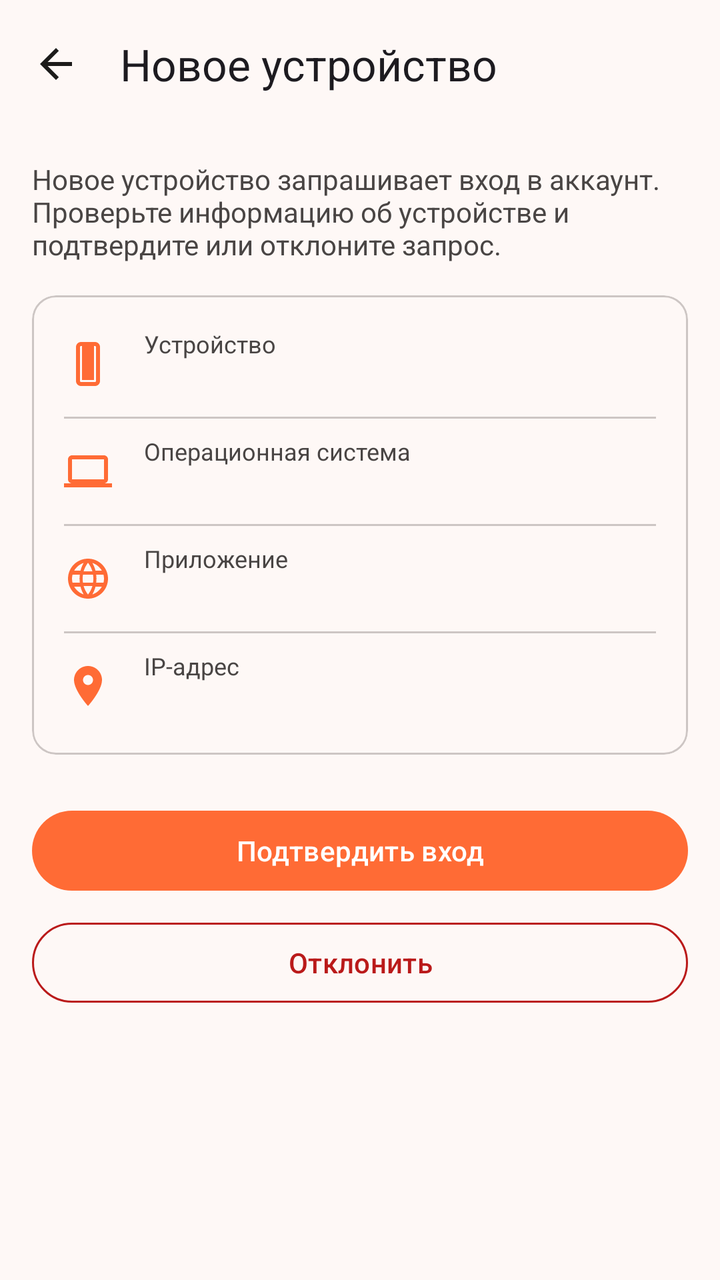
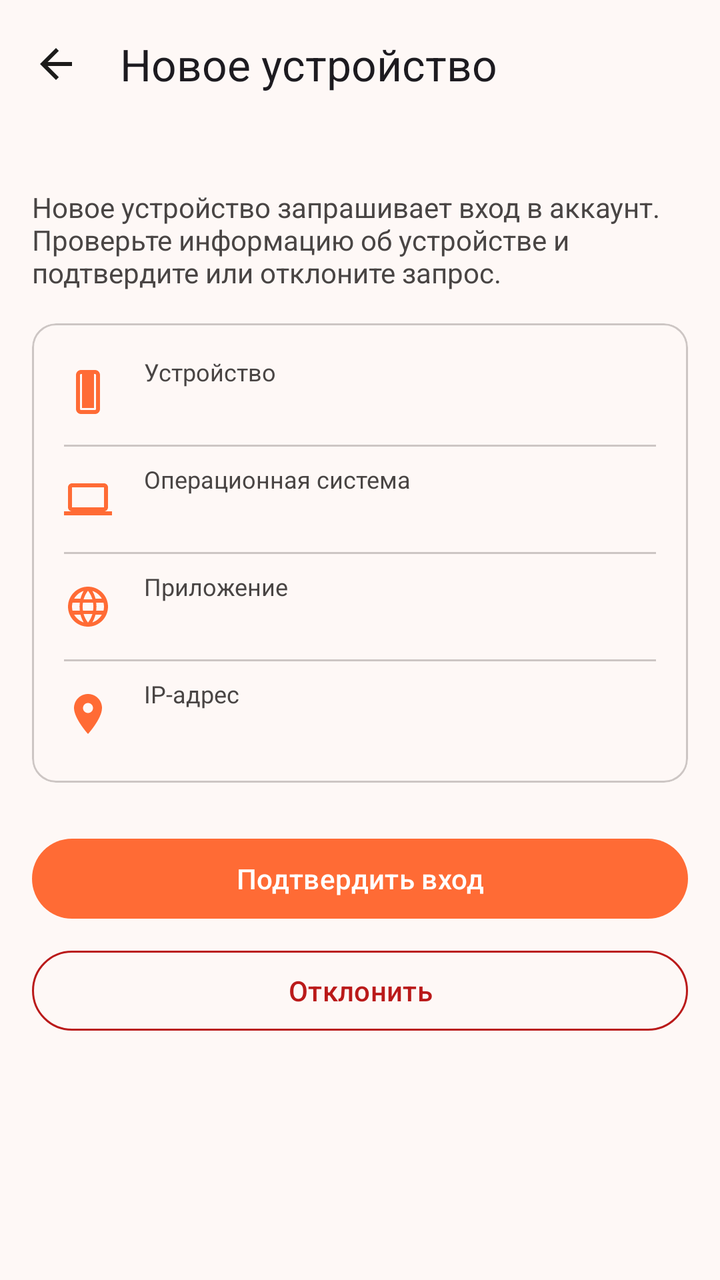

The first picture is an Android layout as it rendered before a commit; the second is the same layout after the commit. The layout source and the unified diff follow.
<!-- AndroidManifest.xml: activity theme Theme.BarkfluffClientAndroid -->
<!-- res/layout/activity_fast_auth_confirm.xml -->
<?xml version="1.0" encoding="utf-8"?>
<androidx.coordinatorlayout.widget.CoordinatorLayout
    xmlns:android="http://schemas.android.com/apk/res/android"
    xmlns:app="http://schemas.android.com/apk/res-auto"
    android:layout_width="match_parent"
    android:layout_height="match_parent">

    <com.google.android.material.appbar.AppBarLayout
        android:layout_width="match_parent"
        android:layout_height="wrap_content">

        <com.google.android.material.appbar.MaterialToolbar
            android:id="@+id/toolbar"
            android:layout_width="match_parent"
            android:layout_height="?attr/actionBarSize"
            app:title="Новое устройство"
            app:navigationIcon="@drawable/ic_arrow_back" />

    </com.google.android.material.appbar.AppBarLayout>

    <androidx.core.widget.NestedScrollView
        android:layout_width="match_parent"
        android:layout_height="match_parent"
        app:layout_behavior="@string/appbar_scrolling_view_behavior">

        <LinearLayout
            android:layout_width="match_parent"
            android:layout_height="wrap_content"
            android:orientation="vertical"
            android:padding="16dp">

            <TextView
                android:layout_width="match_parent"
                android:layout_height="wrap_content"
                android:layout_marginBottom="16dp"
                android:text="Новое устройство запрашивает вход в аккаунт. Проверьте информацию об устройстве и подтвердите или отклоните запрос."
                android:textSize="14sp"
                android:textColor="?attr/colorOnSurfaceVariant" />

            <com.google.android.material.card.MaterialCardView
                android:layout_width="match_parent"
                android:layout_height="wrap_content"
                app:cardElevation="0dp"
                app:strokeWidth="1dp"
                app:strokeColor="?attr/colorOutlineVariant"
                app:cardCornerRadius="12dp">

                <LinearLayout
                    android:layout_width="match_parent"
                    android:layout_height="wrap_content"
                    android:orientation="vertical"
                    android:padding="8dp">

                    
                    <LinearLayout
                        android:layout_width="match_parent"
                        android:layout_height="wrap_content"
                        android:orientation="horizontal"
                        android:gravity="center_vertical"
                        android:padding="8dp">

                        <ImageView
                            android:layout_width="24dp"
                            android:layout_height="24dp"
                            android:src="@drawable/ic_smartphone"
                            app:tint="?attr/colorPrimary" />

                        <LinearLayout
                            android:layout_width="0dp"
                            android:layout_height="wrap_content"
                            android:layout_weight="1"
                            android:layout_marginStart="16dp"
                            android:orientation="vertical">

                            <TextView
                                android:layout_width="wrap_content"
                                android:layout_height="wrap_content"
                                android:text="Устройство"
                                android:textSize="12sp"
                                android:textColor="?attr/colorOnSurfaceVariant" />

                            <TextView
                                android:id="@+id/textDeviceName"
                                android:layout_width="wrap_content"
                                android:layout_height="wrap_content"
                                android:textSize="15sp"
                                android:textColor="?attr/colorOnSurface" />

                        </LinearLayout>
                    </LinearLayout>

                    <View
                        android:layout_width="match_parent"
                        android:layout_height="1dp"
                        android:layout_marginHorizontal="8dp"
                        android:background="?attr/colorOutlineVariant" />

                    
                    <LinearLayout
                        android:layout_width="match_parent"
                        android:layout_height="wrap_content"
                        android:orientation="horizontal"
                        android:gravity="center_vertical"
                        android:padding="8dp">

                        <ImageView
                            android:layout_width="24dp"
                            android:layout_height="24dp"
                            android:src="@drawable/ic_desktop"
                            app:tint="?attr/colorPrimary" />

                        <LinearLayout
                            android:layout_width="0dp"
                            android:layout_height="wrap_content"
                            android:layout_weight="1"
                            android:layout_marginStart="16dp"
                            android:orientation="vertical">

                            <TextView
                                android:layout_width="wrap_content"
                                android:layout_height="wrap_content"
                                android:text="Операционная система"
                                android:textSize="12sp"
                                android:textColor="?attr/colorOnSurfaceVariant" />

                            <TextView
                                android:id="@+id/textOs"
                                android:layout_width="wrap_content"
                                android:layout_height="wrap_content"
                                android:textSize="15sp"
                                android:textColor="?attr/colorOnSurface" />

                        </LinearLayout>
                    </LinearLayout>

                    <View
                        android:layout_width="match_parent"
                        android:layout_height="1dp"
                        android:layout_marginHorizontal="8dp"
                        android:background="?attr/colorOutlineVariant" />

                    
                    <LinearLayout
                        android:layout_width="match_parent"
                        android:layout_height="wrap_content"
                        android:orientation="horizontal"
                        android:gravity="center_vertical"
                        android:padding="8dp">

                        <ImageView
                            android:layout_width="24dp"
                            android:layout_height="24dp"
                            android:src="@drawable/ic_web"
                            app:tint="?attr/colorPrimary" />

                        <LinearLayout
                            android:layout_width="0dp"
                            android:layout_height="wrap_content"
                            android:layout_weight="1"
                            android:layout_marginStart="16dp"
                            android:orientation="vertical">

                            <TextView
                                android:layout_width="wrap_content"
                                android:layout_height="wrap_content"
                                android:text="Приложение"
                                android:textSize="12sp"
                                android:textColor="?attr/colorOnSurfaceVariant" />

                            <TextView
                                android:id="@+id/textApp"
                                android:layout_width="wrap_content"
                                android:layout_height="wrap_content"
                                android:textSize="15sp"
                                android:textColor="?attr/colorOnSurface" />

                        </LinearLayout>
                    </LinearLayout>

                    <View
                        android:layout_width="match_parent"
                        android:layout_height="1dp"
                        android:layout_marginHorizontal="8dp"
                        android:background="?attr/colorOutlineVariant" />

                    
                    <LinearLayout
                        android:layout_width="match_parent"
                        android:layout_height="wrap_content"
                        android:orientation="horizontal"
                        android:gravity="center_vertical"
                        android:padding="8dp">

                        <ImageView
                            android:layout_width="24dp"
                            android:layout_height="24dp"
                            android:src="@drawable/ic_location"
                            app:tint="?attr/colorPrimary" />

                        <LinearLayout
                            android:layout_width="0dp"
                            android:layout_height="wrap_content"
                            android:layout_weight="1"
                            android:layout_marginStart="16dp"
                            android:orientation="vertical">

                            <TextView
                                android:layout_width="wrap_content"
                                android:layout_height="wrap_content"
                                android:text="IP-адрес"
                                android:textSize="12sp"
                                android:textColor="?attr/colorOnSurfaceVariant" />

                            <TextView
                                android:id="@+id/textIp"
                                android:layout_width="wrap_content"
                                android:layout_height="wrap_content"
                                android:textSize="15sp"
                                android:textColor="?attr/colorOnSurface" />

                        </LinearLayout>
                    </LinearLayout>

                </LinearLayout>
            </com.google.android.material.card.MaterialCardView>

            <ProgressBar
                android:id="@+id/progressLoading"
                android:layout_width="wrap_content"
                android:layout_height="wrap_content"
                android:layout_gravity="center"
                android:layout_marginTop="24dp"
                android:visibility="gone" />

            <com.google.android.material.button.MaterialButton
                android:id="@+id/buttonAccept"
                android:layout_width="match_parent"
                android:layout_height="wrap_content"
                android:layout_marginTop="24dp"
                android:text="Подтвердить вход" />

            <com.google.android.material.button.MaterialButton
                android:id="@+id/buttonReject"
                style="@style/Widget.Material3.Button.OutlinedButton"
                android:layout_width="match_parent"
                android:layout_height="wrap_content"
                android:layout_marginTop="8dp"
                android:text="Отклонить"
                app:strokeColor="?attr/colorError"
                android:textColor="?attr/colorError" />

        </LinearLayout>
    </androidx.core.widget.NestedScrollView>

</androidx.coordinatorlayout.widget.CoordinatorLayout>
<!-- resources referenced by this layout -->
<resources>
  <!-- drawable ic_arrow_back (drawable) -->
  <vector xmlns:android="http://schemas.android.com/apk/res/android"
      android:width="24dp"
      android:height="24dp"
      android:viewportWidth="24"
      android:viewportHeight="24"
      android:tint="?attr/colorOnSurface">
    <path
        android:fillColor="@android:color/white"
        android:pathData="M20,11H7.83l5.59,-5.59L12,4l-8,8 8,8 1.41,-1.41L7.83,13H20v-2z"/>
  </vector>
  <!-- drawable ic_desktop (drawable) -->
  <?xml version="1.0" encoding="utf-8"?>
  <vector xmlns:android="http://schemas.android.com/apk/res/android"
      android:width="24dp"
      android:height="24dp"
      android:viewportWidth="24"
      android:viewportHeight="24">
      
      <path
          android:fillColor="@android:color/white"
          android:pathData="M20,18c1.1,0 2,-0.9 2,-2V6c0,-1.1 -0.9,-2 -2,-2H4C2.9,4 2,4.9 2,6v10c0,1.1 0.9,2 2,2H0v2h24v-2H20zM4,6h16v10H4V6z" />
  </vector>
  <!-- drawable ic_location (drawable) -->
  <?xml version="1.0" encoding="utf-8"?>
  <vector xmlns:android="http://schemas.android.com/apk/res/android"
      android:width="24dp"
      android:height="24dp"
      android:viewportWidth="24"
      android:viewportHeight="24">
      <path
          android:fillColor="?attr/colorOnSurface"
          android:pathData="M12,2C8.13,2 5,5.13 5,9c0,5.25 7,13 7,13s7,-7.75 7,-13c0,-3.87 -3.13,-7 -7,-7zM12,11.5c-1.38,0 -2.5,-1.12 -2.5,-2.5s1.12,-2.5 2.5,-2.5 2.5,1.12 2.5,2.5 -1.12,2.5 -2.5,2.5z"/>
  </vector>
  <!-- drawable ic_smartphone (drawable) -->
  <?xml version="1.0" encoding="utf-8"?>
  <vector xmlns:android="http://schemas.android.com/apk/res/android"
      android:width="24dp"
      android:height="24dp"
      android:viewportWidth="24"
      android:viewportHeight="24">
      
      <path
          android:fillColor="@android:color/white"
          android:pathData="M15.5,1h-7C7.12,1 6,2.12 6,3.5v17C6,21.88 7.12,23 8.5,23h7c1.38,0 2.5,-1.12 2.5,-2.5v-17C18,2.12 16.88,1 15.5,1zM16,20.5c0,0.28 -0.22,0.5 -0.5,0.5h-7c-0.28,0 -0.5,-0.22 -0.5,-0.5v-17c0,-0.28 0.22,-0.5 0.5,-0.5h7c0.28,0 0.5,0.22 0.5,0.5v17zM9,3h6v17H9V3z"/>
  </vector>
  <style name="Theme.BarkfluffClientAndroid" parent="Base.Theme.BarkfluffClientAndroid" />
  <color name="primary">#FF6B35</color>
  <color name="on_primary">#FFFFFF</color>
  <color name="primary_container">#FFDAD0</color>
  <color name="on_primary_container">#4A2000</color>
  <color name="secondary">#2196F3</color>
  <color name="on_secondary">#FFFFFF</color>
  <color name="secondary_container">#D0E4FF</color>
  <color name="on_secondary_container">#001F3A</color>
  <color name="tertiary">#03DAC6</color>
  <color name="on_tertiary">#000000</color>
  <color name="tertiary_container">#00E5D2</color>
  <color name="on_tertiary_container">#00202A</color>
  <color name="error">#BA1A1A</color>
  <color name="on_error">#FFFFFF</color>
  <color name="error_container">#FFDAD6</color>
  <color name="on_error_container">#410002</color>
  <color name="surface">#FEF8F6</color>
  <color name="on_surface">#1C1B1A</color>
  <color name="on_surface_variant">#494544</color>
  <color name="surface_container_lowest">#FFFFFF</color>
  <color name="surface_container_low">#FEF8F6</color>
  <color name="surface_container">#F0F0F0</color>
  <color name="surface_container_high">#E8E8E8</color>
  <color name="surface_container_highest">#E2E2E2</color>
  <color name="outline">#7C7775</color>
  <color name="outline_variant">#CDC6C4</color>
  <color name="background">#FEF8F6</color>
  <color name="on_background">#1C1B1A</color>
  <color name="inverse_surface">#31302E</color>
  <color name="inverse_on_surface">#F5F0EE</color>
  <color name="inverse_primary">#FFB5A0</color>
  <!-- unchanged entries left out for length: 2 -->
</resources>

<!-- the commit's change to res/layout/activity_fast_auth_confirm.xml (unified diff, before → after) -->
@@ -27,7 +27,10 @@
             android:layout_width="match_parent"
             android:layout_height="wrap_content"
             android:orientation="vertical"
-            android:padding="16dp">
+            android:paddingTop="30dp"
+            android:paddingBottom="16dp"
+            android:paddingStart="16dp"
+            android:paddingEnd="16dp">
 
             <TextView
                 android:layout_width="match_parent"
